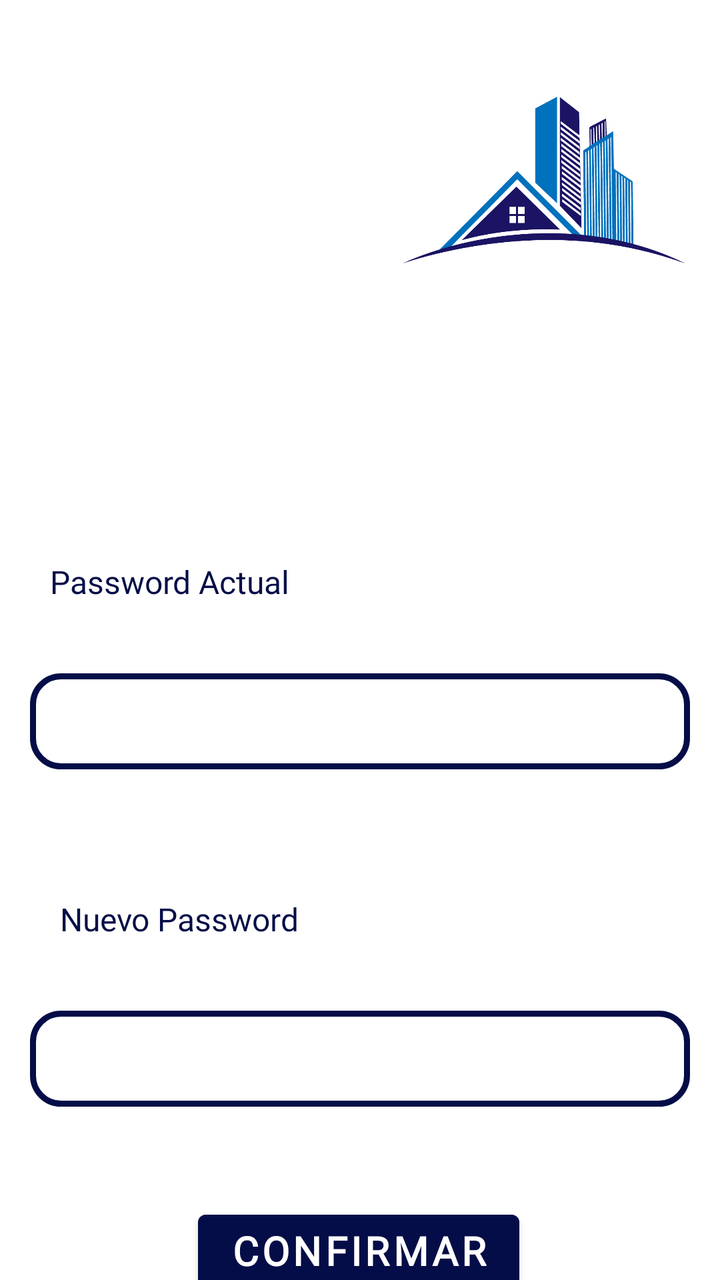
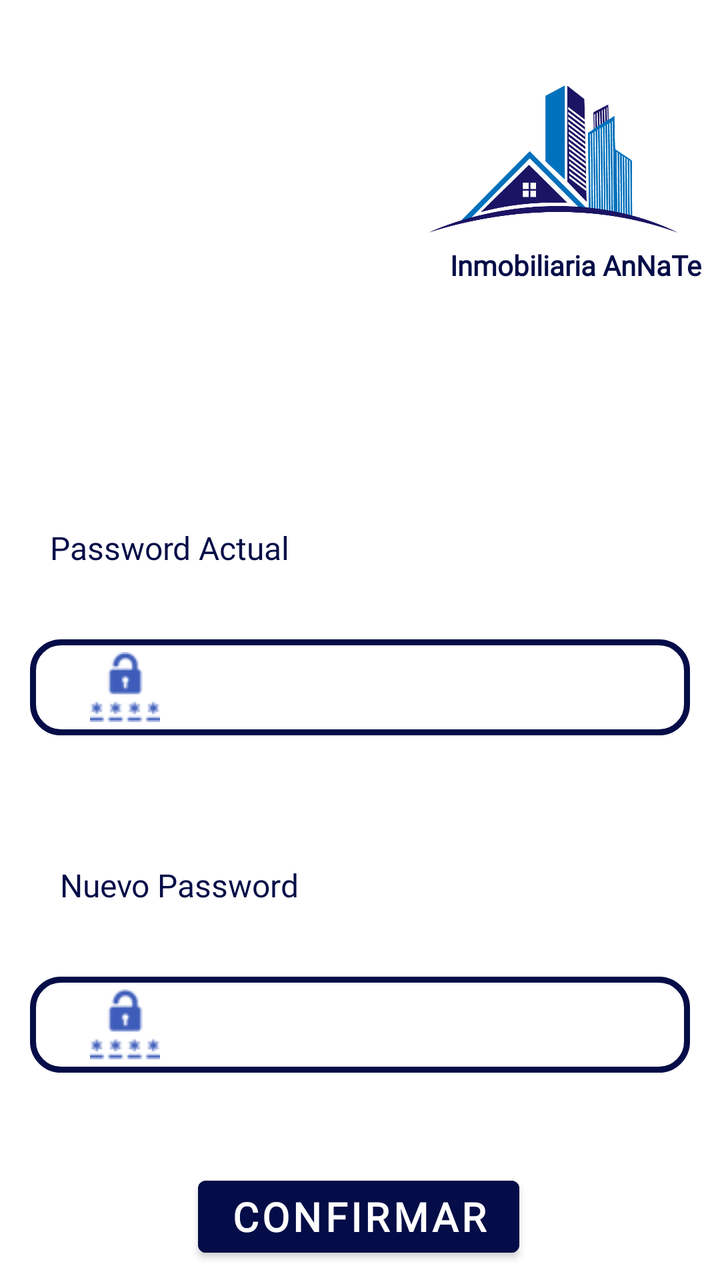

Compare the two renders of this Android layout. The source of the first and the diff that turns it into the second are given below.
<!-- AndroidManifest.xml: application theme Theme.AppInmobiliaria -->
<!-- res/layout/fragment_modificar_contrasenia.xml -->
<?xml version="1.0" encoding="utf-8"?>
<androidx.constraintlayout.widget.ConstraintLayout xmlns:android="http://schemas.android.com/apk/res/android"
    xmlns:app="http://schemas.android.com/apk/res-auto"
    xmlns:tools="http://schemas.android.com/tools"
    android:id="@+id/modificarContraseniaFragment"
    android:layout_width="match_parent"
    android:layout_height="match_parent"
    tools:context=".ui.perfil.ModificarContraseniaFragment">
<ImageView
android:id="@+id/imageView3"
android:layout_width="176dp"
android:layout_height="172dp"
android:layout_marginTop="4dp"
android:src="@drawable/logo_inmo"
app:layout_constraintEnd_toEndOf="parent"
app:layout_constraintHorizontal_bias="1.0"
app:layout_constraintStart_toStartOf="parent"
app:layout_constraintTop_toTopOf="parent" />

    <TextView
        android:id="@+id/textView7"
        android:layout_width="wrap_content"
        android:layout_height="wrap_content"
        android:layout_marginStart="25dp"
        android:layout_marginTop="104dp"
        android:layout_marginBottom="10dp"
        android:fontFamily="@font/aclonica"
        android:text="Password Actual"
        android:textColor="#040D47"
        android:textSize="16sp"
        app:layout_constraintEnd_toEndOf="parent"
        app:layout_constraintHorizontal_bias="0.0"
        app:layout_constraintStart_toStartOf="parent"
        app:layout_constraintTop_toBottomOf="@+id/imageView3" />

    <EditText
        android:id="@+id/etPassR1"
        android:layout_width="match_parent"
        android:layout_height="48dp"
        android:layout_marginStart="15dp"
        android:layout_marginTop="35dp"
        android:layout_marginEnd="15dp"
        android:backgroundTint="#040D47"
        android:ems="10"
        android:focusable="false"
        android:focusableInTouchMode="false"
        android:inputType="textEmailAddress"
        android:background="@drawable/edit_text"
        android:textAlignment="center"
        android:textColor="#040D47"
        android:textSize="20sp"
        app:layout_constraintEnd_toEndOf="parent"
        app:layout_constraintHorizontal_bias="0.0"
        app:layout_constraintStart_toStartOf="parent"
        app:layout_constraintTop_toBottomOf="@+id/textView7" />

    <TextView
        android:id="@+id/textView8"
        android:layout_width="wrap_content"
        android:layout_height="wrap_content"
        android:layout_marginStart="25dp"
        android:layout_marginBottom="10dp"
        android:layout_marginTop="64dp"
        android:fontFamily="@font/aclonica"
        android:text="Nuevo Password"
        android:textColor="#040D47"
        android:textSize="16sp"
        app:layout_constraintEnd_toEndOf="parent"
        app:layout_constraintHorizontal_bias="0.023"
        app:layout_constraintStart_toStartOf="parent"
        app:layout_constraintTop_toBottomOf="@+id/etPassR1" />

    <EditText
        android:id="@+id/etPassR2"
        android:layout_width="match_parent"
        android:layout_height="48dp"
        android:layout_marginTop="35dp"
        android:layout_marginStart="15dp"
        android:layout_marginEnd="15dp"
        android:layout_marginBottom="10dp"
        android:backgroundTint="#040D47"
        android:background="@drawable/edit_text"
        android:ems="10"
        android:inputType="textWebPassword"
        android:textAlignment="center"
        android:textColor="#040D47"
        android:textSize="20sp"
        android:focusable="false"
        android:focusableInTouchMode="false"
        app:layout_constraintEnd_toEndOf="parent"
        app:layout_constraintStart_toStartOf="parent"
        app:layout_constraintTop_toBottomOf="@+id/textView8" />

    <Button
        android:id="@+id/btGuardarPass"
        android:layout_width="wrap_content"
        android:layout_height="wrap_content"
        android:layout_marginTop="48dp"
        android:backgroundTint="#040D47"
        android:fontFamily="@font/aclonica"
        android:text="Confirmar"
        android:textColor="@color/white"
        android:textSize="20sp"
        android:textStyle="bold"
        app:layout_constraintEnd_toEndOf="parent"
        app:layout_constraintHorizontal_bias="0.497"
        app:layout_constraintStart_toStartOf="parent"
        app:layout_constraintTop_toBottomOf="@+id/etPassR2" />

</androidx.constraintlayout.widget.ConstraintLayout>
<!-- resources referenced by this layout -->
<resources>
  <color name="white">#FFFFFFFF</color>
  <!-- drawable edit_text (drawable) -->
  <?xml version="1.0" encoding="utf-8"?>
      <shape xmlns:android="http://schemas.android.com/apk/res/android"
          android:shape="rectangle">
          <corners android:radius="14dp" /> 
      <solid android:color="@android:color/transparent"/>
      <stroke android:width="3dp" android:color="#040D47"/> 
      </shape>
  <!-- drawable logo_inmo: png bitmap (drawable, 30547 bytes) -->
  <style name="Theme.AppInmobiliaria" parent="Theme.MaterialComponents.DayNight.DarkActionBar">
          
          <item name="colorPrimary">@color/purple_500</item>
          <item name="colorPrimaryVariant">@color/purple_700</item>
          <item name="colorOnPrimary">@color/white</item>
          
          <item name="colorSecondary">@color/teal_200</item>
          <item name="colorSecondaryVariant">@color/teal_700</item>
          <item name="colorOnSecondary">@color/black</item>
          
          <item name="android:statusBarColor">?attr/colorPrimaryVariant</item>
          
      </style>
  <color name="purple_500">#FF6200EE</color>
  <color name="purple_700">#FF3700B3</color>
  <color name="teal_200">#FF03DAC5</color>
  <color name="teal_700">#FF018786</color>
  <color name="black">#FF000000</color>
</resources>

<!-- the commit's change to res/layout/fragment_modificar_contrasenia.xml (unified diff, before → after) -->
@@ -6,16 +6,33 @@
     android:layout_width="match_parent"
     android:layout_height="match_parent"
     tools:context=".ui.perfil.ModificarContraseniaFragment">
-<ImageView
-android:id="@+id/imageView3"
-android:layout_width="176dp"
-android:layout_height="172dp"
-android:layout_marginTop="4dp"
-android:src="@drawable/logo_inmo"
-app:layout_constraintEnd_toEndOf="parent"
-app:layout_constraintHorizontal_bias="1.0"
-app:layout_constraintStart_toStartOf="parent"
-app:layout_constraintTop_toTopOf="parent" />
+
+    <ImageView
+        android:id="@+id/imageView3"
+        android:layout_width="152dp"
+        android:layout_height="159dp"
+        android:src="@drawable/logo_inmo"
+        app:layout_constraintEnd_toEndOf="parent"
+        app:layout_constraintHorizontal_bias="0.965"
+        app:layout_constraintStart_toStartOf="parent"
+        app:layout_constraintTop_toTopOf="parent" />
+
+    <TextView
+        android:id="@+id/textView2"
+        android:layout_width="wrap_content"
+        android:layout_height="wrap_content"
+        android:fontFamily="@font/aclonica"
+        android:text="Inmobiliaria AnNaTe"
+        android:textAlignment="center"
+        android:textColor="#040D47"
+        android:textSize="14sp"
+        android:textStyle="bold"
+        app:layout_constraintBottom_toBottomOf="@+id/imageView3"
+        app:layout_constraintEnd_toEndOf="parent"
+        app:layout_constraintHorizontal_bias="0.96"
+        app:layout_constraintStart_toStartOf="parent"
+        app:layout_constraintTop_toTopOf="parent"
+        app:layout_constraintVertical_bias="0.878" />
 
     <TextView
         android:id="@+id/textView7"
@@ -40,13 +57,15 @@ app:layout_constraintTop_toTopOf="parent" />
         android:layout_marginStart="15dp"
         android:layout_marginTop="35dp"
         android:layout_marginEnd="15dp"
+        android:background="@drawable/edit_text"
         android:backgroundTint="#040D47"
+        android:drawableLeft="@drawable/contrasena"
+        android:drawablePadding="10dp"
+        android:drawableTint="#3E5DBA"
         android:ems="10"
-        android:focusable="false"
-        android:focusableInTouchMode="false"
         android:inputType="textEmailAddress"
-        android:background="@drawable/edit_text"
-        android:textAlignment="center"
+        android:paddingStart="30dp"
+        android:textAlignment="textStart"
         android:textColor="#040D47"
         android:textSize="20sp"
         app:layout_constraintEnd_toEndOf="parent"
@@ -74,19 +93,20 @@ app:layout_constraintTop_toTopOf="parent" />
         android:id="@+id/etPassR2"
         android:layout_width="match_parent"
         android:layout_height="48dp"
+        android:layout_marginStart="15dp"
         android:layout_marginTop="35dp"
-        android:layout_marginStart="15dp"
         android:layout_marginEnd="15dp"
-        android:layout_marginBottom="10dp"
+        android:background="@drawable/edit_text"
         android:backgroundTint="#040D47"
-        android:background="@drawable/edit_text"
+        android:drawableLeft="@drawable/contrasena"
+        android:drawablePadding="10dp"
+        android:drawableTint="#3E5DBA"
         android:ems="10"
         android:inputType="textWebPassword"
-        android:textAlignment="center"
+        android:paddingStart="30dp"
+        android:textAlignment="textStart"
         android:textColor="#040D47"
         android:textSize="20sp"
-        android:focusable="false"
-        android:focusableInTouchMode="false"
         app:layout_constraintEnd_toEndOf="parent"
         app:layout_constraintStart_toStartOf="parent"
         app:layout_constraintTop_toBottomOf="@+id/textView8" />
<!-- resource entries referenced after the edit -->
@@ -1,6 +1,7 @@
 <!-- resources referenced by this layout -->
 <resources>
   <color name="white">#FFFFFFFF</color>
+  <!-- drawable contrasena: png bitmap (drawable, 996 bytes) -->
   <!-- drawable edit_text (drawable) -->
   <?xml version="1.0" encoding="utf-8"?>
       <shape xmlns:android="http://schemas.android.com/apk/res/android"
